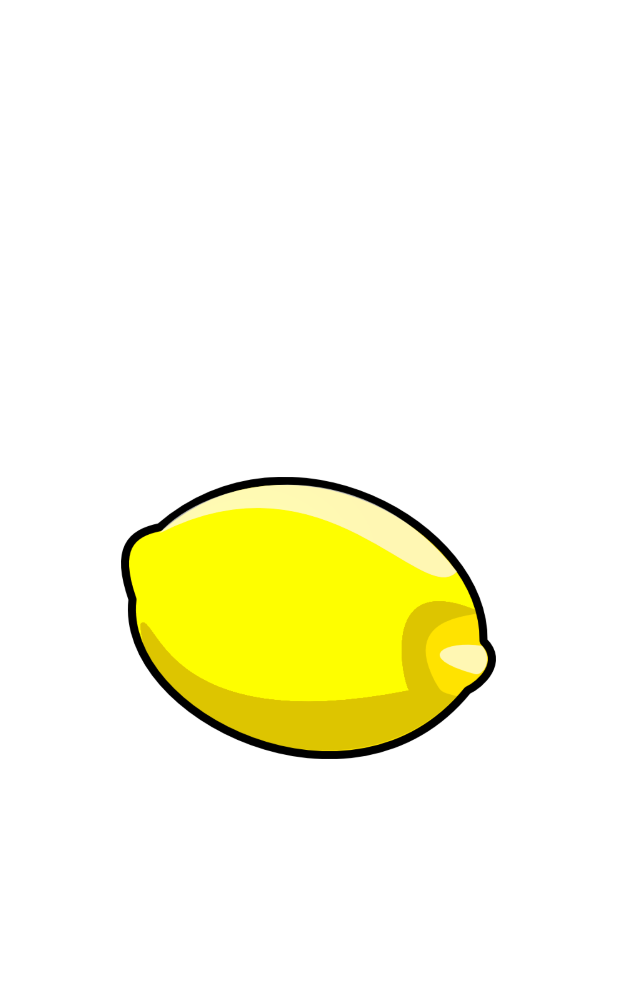
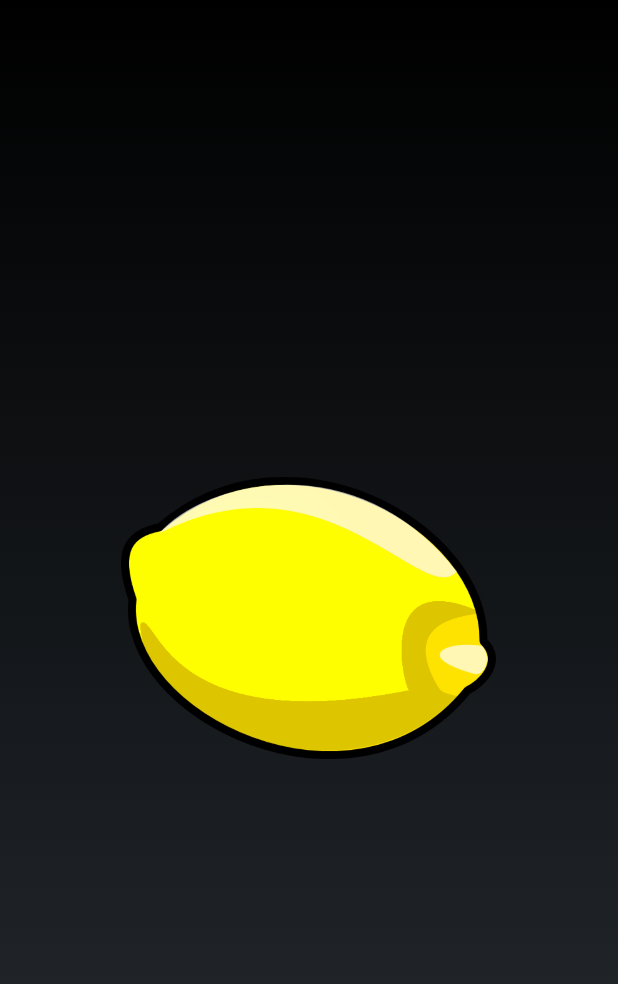
Before and after one commit to reline/Unacceptable, an Android app: the screen it shows after launch (MainActivity), on a phone screen of 412 x 824 dp. Shown: the top 984 px of the screen. Run offline under Robolectric (Android 15) with nearby library versions, the phone set to English and light mode, and no system bars.

Commit message:
Dark background

```diff
--- a/app/src/main/res/layout/activity_main.xml
+++ b/app/src/main/res/layout/activity_main.xml
@@ -7,8 +7,7 @@
     android:paddingLeft="@dimen/activity_horizontal_margin"
     android:paddingRight="@dimen/activity_horizontal_margin"
     android:paddingTop="@dimen/activity_vertical_margin"
-    tools:context="com.github.reline.unacceptable.MainActivity"
-    android:background="@android:color/white">
+    tools:context="com.github.reline.unacceptable.MainActivity">
 
     <ImageView
         android:id="@+id/unacceptableButton"
```
